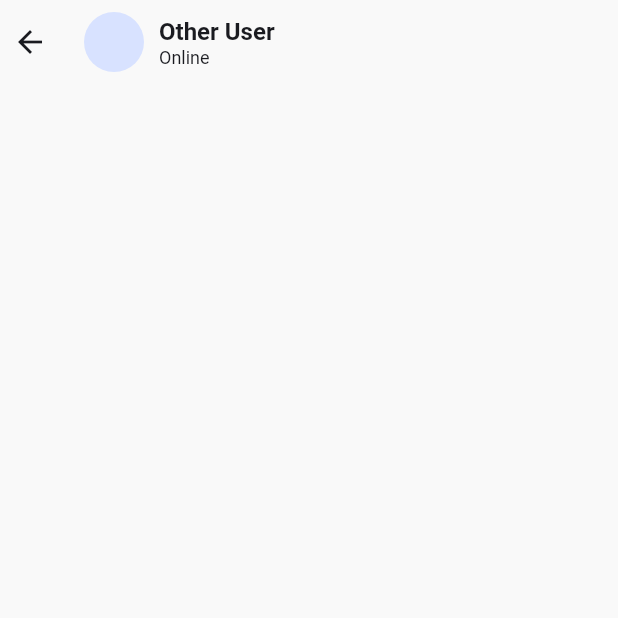
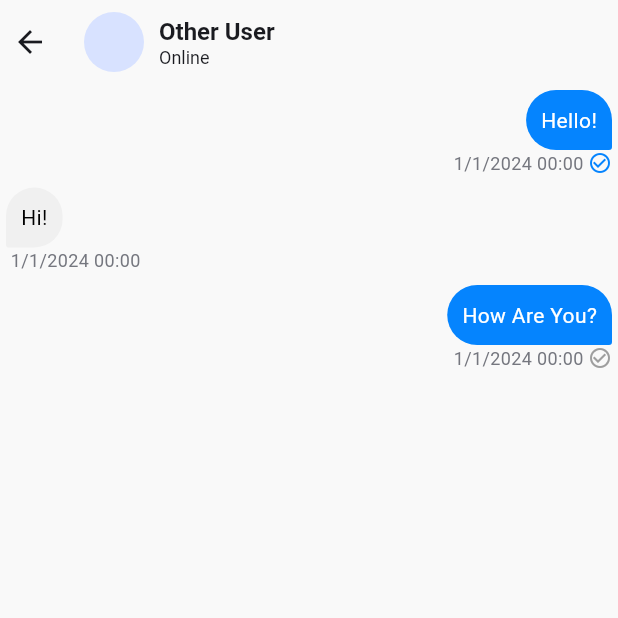
Before and after one commit to Manh-IT-K2/TalkifyApp, a Flutter app: the ChatView screen opened by its route, on a phone screen of 412 x 824 dp, the top half of it. Run offline on Flutter 3.47's test engine with Material 2 defaults, Android fonts, the phone set to English and light mode, and no system bars; our stand-ins replace country_code_picker.

Commit message:
update some view, create fomate date

```diff
--- a/talkify_app/lib/constant/chat_message.dart
+++ b/talkify_app/lib/constant/chat_message.dart
@@ -1,4 +1,6 @@
 import 'package:flutter/material.dart';
+import 'package:talkify_app/constant/color.dart';
+import 'package:talkify_app/constant/fomate_date.dart';
 import 'package:talkify_app/model/message_model.dart';
 
 class ChatMessage extends StatefulWidget {
@@ -19,6 +21,7 @@ class _ChatMessageState extends State<ChatMessage> {
   @override
   Widget build(BuildContext context) {
     return Container(
+      padding: const EdgeInsets.all(4),
       child: Row(
         mainAxisAlignment: widget.msg.sender == widget.currentUser
             ? MainAxisAlignment.end
@@ -32,8 +35,58 @@ class _ChatMessageState extends State<ChatMessage> {
               Row(
                 children: [
                   Container(
-                    child: Text(widget.msg.message),
+                    padding: const EdgeInsets.all(10),
+                    constraints: BoxConstraints(
+                        maxWidth: MediaQuery.of(context).size.width * 0.75),
+                    decoration: BoxDecoration(
+                      color: widget.msg.sender == widget.currentUser
+                          ? kPrimaryColor
+                          : kSecondaryColor,
+                      borderRadius: BorderRadius.only(
+                        bottomLeft: widget.msg.sender == widget.currentUser
+                            ? const Radius.circular(20)
+                            : const Radius.circular(2),
+                        bottomRight: widget.msg.sender == widget.currentUser
+                            ? const Radius.circular(2)
+                            : const Radius.circular(20),
+                        topLeft: const Radius.circular(20),
+                        topRight: const Radius.circular(20),
+                      ),
+                    ),
+                    child: Text(
+                      widget.msg.message,
+                      style: TextStyle(
+                          color: widget.msg.sender == widget.currentUser
+                              ? Colors.white
+                              : Colors.black),
+                    ),
                   ),
+                ],
+              ),
+              Row(
+                children: [
+                  Container(
+                    margin: const EdgeInsets.symmetric(horizontal: 3),
+                    child: Text(
+                      fomateDate(widget.msg.timestamp),
+                      style: TextStyle(
+                          fontSize: 12,
+                          color: Theme.of(context).colorScheme.outline),
+                    ),
+                  ),
+                  widget.msg.sender == widget.currentUser
+                      ? widget.msg.isSeenByRecevier
+                          ? const Icon(
+                              Icons.check_circle_outline,
+                              size: 16,
+                              color: kPrimaryColor,
+                            )
+                          : const Icon(
+                              Icons.check_circle_outline,
+                              size: 16,
+                              color: Colors.grey,
+                            )
+                      : const SizedBox(),
                 ],
               ),
             ],
--- a/talkify_app/lib/constant/color.dart
+++ b/talkify_app/lib/constant/color.dart
@@ -1,4 +1,5 @@
 import 'package:flutter/material.dart';
 
 const kPrimaryColor = Color(0xff0584fe);
+const kSecondaryColor = Color(0xfff0f0f0);
 const kBackgroundColor = Color(0xfff9f9f9);
--- /dev/null
+++ b/talkify_app/lib/constant/fomate_date.dart
@@ -0,0 +1,19 @@
+String fomateDate(DateTime date) {
+  // today
+  if (date.day == DateTime.now().day &&
+      date.month == DateTime.now().month &&
+      date.year == DateTime.now().year) {
+    //today 10:50
+    return "Today ${date.hour > 9 ? date.hour : "0${date.hour}"}:${date.minute > 9 ? date.minute : "0${date.minute}"}";
+  }
+
+  // yesterday
+  if (date.day == DateTime.now().day - 1 &&
+      date.month == DateTime.now().month &&
+      date.year == DateTime.now().year) {
+    return "Yesterday ${date.hour > 9 ? date.hour : "0${date.hour}"}:${date.minute > 9 ? date.minute : "0${date.minute}"}";
+  }
+
+  // 28/06/2024 10:50
+  return "${date.day}/${date.month}/${date.year} ${date.hour > 9 ? date.hour : "0${date.hour}"}:${date.minute > 9 ? date.minute : "0${date.minute}"}";
+}
--- a/talkify_app/lib/view/chat_view.dart
+++ b/talkify_app/lib/view/chat_view.dart
@@ -1,4 +1,5 @@
 import 'package:flutter/material.dart';
+import 'package:talkify_app/constant/chat_message.dart';
 import 'package:talkify_app/constant/color.dart';
 import 'package:talkify_app/model/message_model.dart';
 
@@ -15,19 +16,19 @@ class _ChatViewState extends State<ChatView> {
         message: "Hello!",
         sender: "101",
         receiver: "202",
-        timestamp: DateTime(2000),
-        isSeenByRecevier: false),
+        timestamp: DateTime(2024, 1, 1),
+        isSeenByRecevier: true),
     MessageModel(
         message: "Hi!",
         sender: "202",
         receiver: "101",
-        timestamp: DateTime(2000),
+        timestamp: DateTime(2024, 1, 1),
         isSeenByRecevier: false),
     MessageModel(
         message: "How Are You?",
         sender: "101",
         receiver: "202",
-        timestamp: DateTime(2000),
+        timestamp: DateTime(2024, 1, 1),
         isSeenByRecevier: false),
   ];
   @override
@@ -66,6 +67,11 @@ class _ChatViewState extends State<ChatView> {
           ],
         ),
       ),
+      body: ListView.builder(
+        itemCount: messages.length,
+        itemBuilder: (context, index) => ChatMessage(
+            msg: messages[index], currentUser: "101", isImage: false),
+      ),
     );
   }
 }
```
